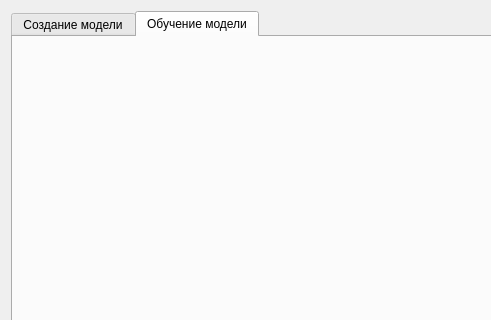
Old version of the form ui/ui/nn_creator.ui in the repository Ivanestver/NomogrammsCalculator; both pictures show x 0 to 491 and y 0 to 320 of the 956 by 607 pixel window.
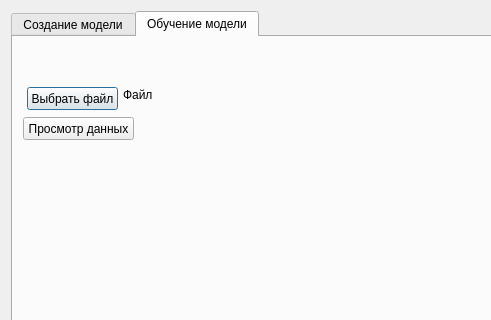
New version of the form. The open tabs and pages were chosen to show the change.

Commit message: add showing input data

What changed in the file:
```diff
--- a/ui/ui/nn_creator.ui
+++ b/ui/ui/nn_creator.ui
@@ -164,6 +164,45 @@
       <attribute name="title">
        <string>Обучение модели</string>
       </attribute>
+      <widget class="QPushButton" name="chooseFileBtn">
+       <property name="geometry">
+        <rect>
+         <x>14</x>
+         <y>50</y>
+         <width>91</width>
+         <height>23</height>
+        </rect>
+       </property>
+       <property name="text">
+        <string>Выбрать файл</string>
+       </property>
+      </widget>
+      <widget class="QLabel" name="chooseFIleLabel">
+       <property name="geometry">
+        <rect>
+         <x>110</x>
+         <y>50</y>
+         <width>231</width>
+         <height>16</height>
+        </rect>
+       </property>
+       <property name="text">
+        <string>Файл</string>
+       </property>
+      </widget>
+      <widget class="QPushButton" name="viewDataBtn">
+       <property name="geometry">
+        <rect>
+         <x>10</x>
+         <y>80</y>
+         <width>111</width>
+         <height>23</height>
+        </rect>
+       </property>
+       <property name="text">
+        <string>Просмотр данных</string>
+       </property>
+      </widget>
      </widget>
     </widget>
    </item>
```
Left out of the diff: 2 changed lines with no effect on the pictures. The commit also changes 2 other files.
